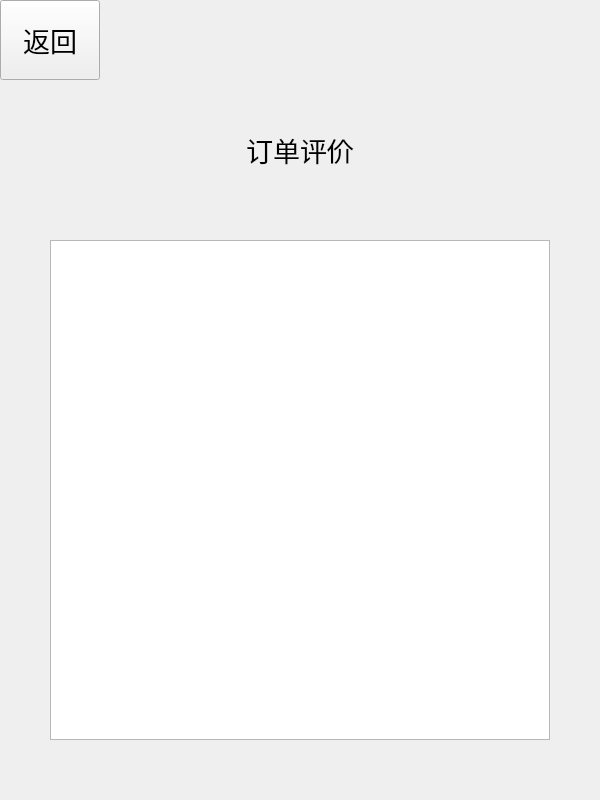
This is business/evalute.ui in chichuxwx/Food-delivery-platform as Qt 5 draws it before an edit. The edited form follows.
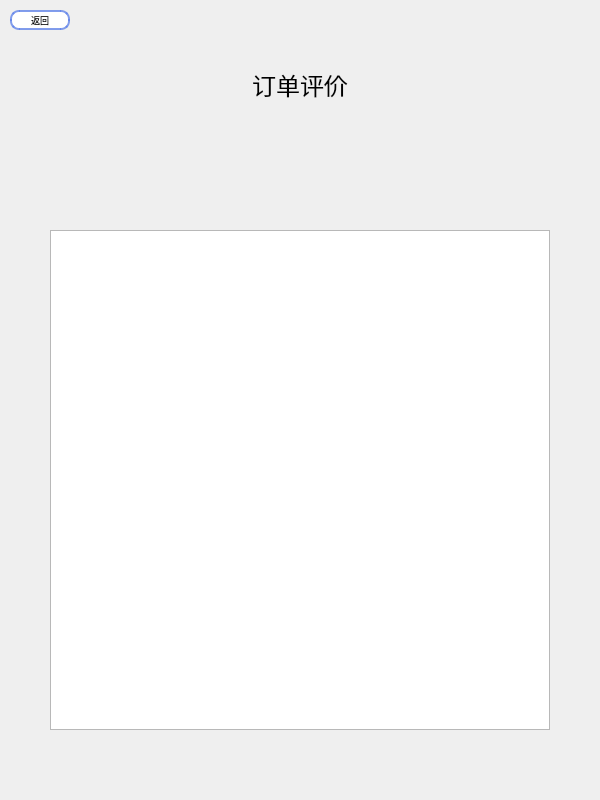
This is the edited form. Icons and pictures are not drawn.

```diff
--- a/business/evalute.ui
+++ b/business/evalute.ui
@@ -25,55 +25,114 @@
   <property name="windowTitle">
    <string>Form</string>
   </property>
-  <widget class="QPushButton" name="pushButton">
+  <property name="windowIcon">
+   <iconset resource="../Image.qrc">
+    <normaloff>:/image/lt_cml.jpg</normaloff>:/image/lt_cml.jpg</iconset>
+  </property>
+  <widget class="QLabel" name="label_2">
    <property name="geometry">
     <rect>
      <x>0</x>
      <y>0</y>
-     <width>100</width>
-     <height>80</height>
+     <width>600</width>
+     <height>800</height>
+    </rect>
+   </property>
+   <property name="styleSheet">
+    <string notr="true">background-image: url(:/image/bg_2.png);</string>
+   </property>
+   <property name="text">
+    <string/>
+   </property>
+  </widget>
+  <widget class="QPushButton" name="pushButton">
+   <property name="geometry">
+    <rect>
+     <x>10</x>
+     <y>10</y>
+     <width>60</width>
+     <height>20</height>
     </rect>
    </property>
    <property name="minimumSize">
     <size>
-     <width>100</width>
-     <height>80</height>
+     <width>60</width>
+     <height>20</height>
     </size>
    </property>
    <property name="maximumSize">
     <size>
-     <width>100</width>
-     <height>80</height>
+     <width>60</width>
+     <height>20</height>
     </size>
    </property>
    <property name="font">
     <font>
-     <pointsize>20</pointsize>
+     <family>Microsoft YaHei</family>
+     <pointsize>-1</pointsize>
     </font>
    </property>
+   <property name="styleSheet">
+    <string notr="true">QPushButton {
+    background-color: #ffffff; /* 默认背景色，使用 #fad37f */
+    border: 2px solid rgba(99, 132, 233, 0.8); /* 边框颜色 */
+    border-radius: 9px; /* 圆角 */
+    color: #000000; /* 文本颜色，黑色 */
+    font-size: 9px;
+}
+
+QPushButton:hover {
+	color:#ffffff;
+    background-color: rgba(99, 132, 233, 0.8); /* 悬浮时背景颜色 */
+    border: none; /* 悬浮时无边框 */
+}
+
+QPushButton:pressed {
+    background-color: #b0c4de; /* 按下时背景颜色，稍微偏亮的蓝色 */
+    border-color: #4682b4; /* 按下时边框颜色 */
+    transform: scale(0.95); /* 按下时按钮略微缩小 */
+}
+</string>
+   </property>
    <property name="text">
     <string>返回</string>
    </property>
   </widget>
+  <widget class="QListWidget" name="listWidget">
+   <property name="geometry">
+    <rect>
+     <x>50</x>
+     <y>230</y>
+     <width>500</width>
+     <height>500</height>
+    </rect>
+   </property>
+   <property name="minimumSize">
+    <size>
+     <width>500</width>
+     <height>500</height>
+    </size>
+   </property>
+  </widget>
   <widget class="QLabel" name="label">
    <property name="geometry">
     <rect>
-     <x>0</x>
-     <y>100</y>
-     <width>600</width>
-     <height>100</height>
+     <x>225</x>
+     <y>60</y>
+     <width>150</width>
+     <height>50</height>
     </rect>
    </property>
    <property name="minimumSize">
     <size>
-     <width>600</width>
-     <height>100</height>
+     <width>150</width>
+     <height>50</height>
     </size>
    </property>
    <property name="maximumSize">
     <size>
-     <width>600</width>
-     <height>100</height>
+     <width>150</width>
+     <height>50</height>
     </size>
    </property>
    <property name="font">
@@ -82,28 +141,12 @@
     </font>
    </property>
    <property name="text">
-    <string>订单评价</string>
+    <string>&lt;html&gt;&lt;head/&gt;&lt;body&gt;&lt;p align=&quot;center&quot;&gt;&lt;span style=&quot; font-size:18pt;&quot;&gt;订单评价&lt;/span&gt;&lt;/p&gt;&lt;/body&gt;&lt;/html&gt;</string>
    </property>
    <property name="alignment">
     <set>Qt::AlignmentFlag::AlignCenter</set>
    </property>
   </widget>
-  <widget class="QListWidget" name="listWidget">
-   <property name="geometry">
-    <rect>
-     <x>50</x>
-     <y>240</y>
-     <width>500</width>
-     <height>500</height>
-    </rect>
-   </property>
-   <property name="minimumSize">
-    <size>
-     <width>500</width>
-     <height>500</height>
-    </size>
-   </property>
-  </widget>
  </widget>
  <resources/>
  <connections/>
```
Left out of the diff: 6 changed lines with no effect on the pictures.
